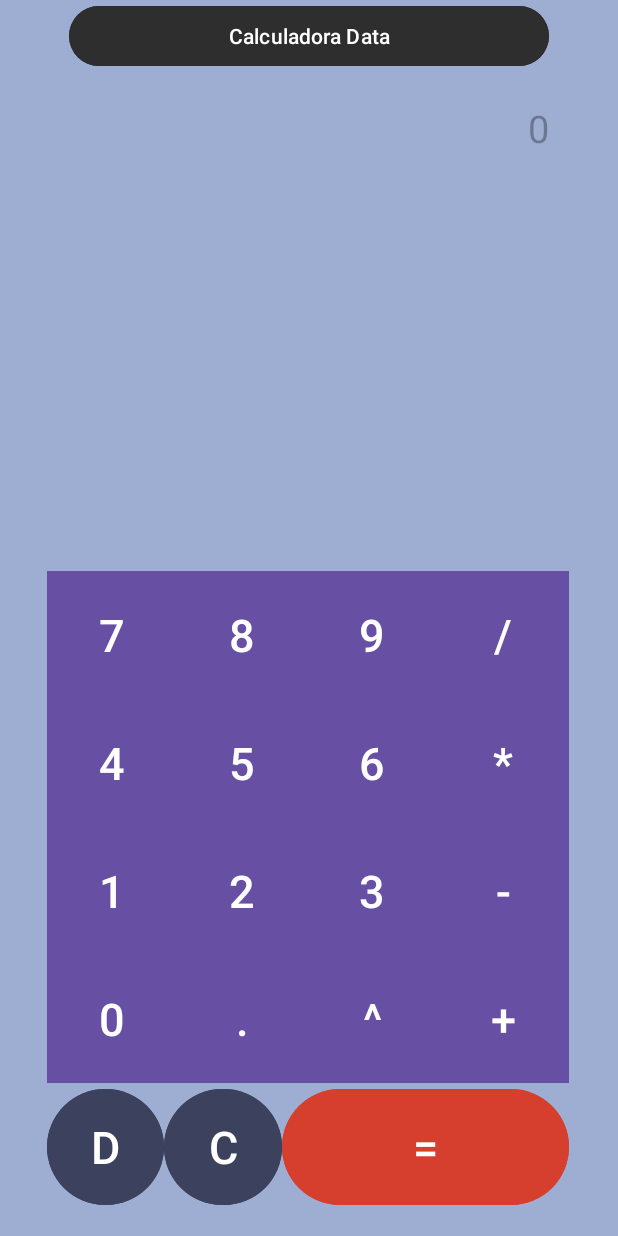
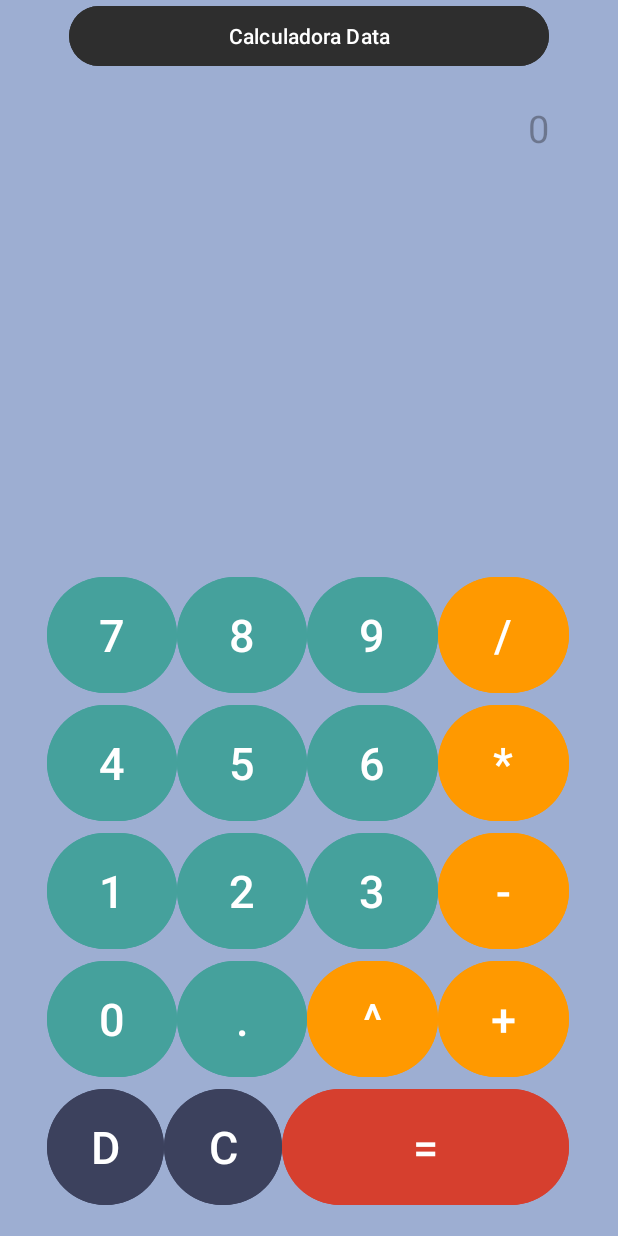
Before and after one commit to rodrigojaga/Proyecto_1, an Android app: the screen it shows after launch (MainActivity), on a phone screen of 412 x 824 dp. Run offline under Robolectric (Android 15) with nearby library versions, the phone set to English and light mode, and no system bars; libraries missing offline, so code that uses them is left out: com.faendir.rhino_android.

Commit message:
Tercera Entrega

```diff
--- a/ProyectoCalucladora/app/src/main/res/layout/activity_main.xml
+++ b/ProyectoCalucladora/app/src/main/res/layout/activity_main.xml
@@ -26,7 +26,7 @@
                 android:layout_width="0dp"
                 android:layout_height="85dp"
                 android:layout_weight="1"
-                android:background="@drawable/boton"
+                android:backgroundTint="@color/ColorBN"
 
                 android:text="7"
                 android:textSize="30dp" />
@@ -36,7 +36,7 @@
                 android:layout_width="0dp"
                 android:layout_height="85dp"
                 android:layout_weight="1"
-                android:background="@drawable/boton"
+                android:backgroundTint="@color/ColorBN"
                 android:text="8"
                 android:textSize="30dp" />
 
@@ -45,7 +45,7 @@
                 android:layout_width="0dp"
                 android:layout_height="85dp"
                 android:layout_weight="1"
-                android:background="@drawable/boton"
+                android:backgroundTint="@color/ColorBN"
                 android:text="9"
                 android:textSize="30dp" />
 
@@ -54,7 +54,7 @@
                 android:layout_width="0dp"
                 android:layout_height="85dp"
                 android:layout_weight="1"
-                android:background="@drawable/boton"
+                android:backgroundTint="@color/ColorNa"
                 android:text="/"
                 android:textSize="30dp" />
         </TableRow>
@@ -71,7 +71,7 @@
                 android:layout_width="0dp"
                 android:layout_height="85dp"
                 android:layout_weight="1"
-                android:background="@drawable/boton"
+                android:backgroundTint="@color/ColorBN"
                 android:text="4"
                 android:textSize="30dp" />
 
@@ -80,7 +80,7 @@
                 android:layout_width="0dp"
                 android:layout_height="85dp"
                 android:layout_weight="1"
-                android:background="@drawable/boton"
+                android:backgroundTint="@color/ColorBN"
                 android:text="5"
                 android:textSize="30dp" />
 
@@ -89,7 +89,7 @@
                 android:layout_width="0dp"
                 android:layout_height="85dp"
                 android:layout_weight="1"
-                android:background="@drawable/boton"
+                android:backgroundTint="@color/ColorBN"
                 android:text="6"
                 android:textSize="30dp" />
 
@@ -98,7 +98,7 @@
                 android:layout_width="0dp"
                 android:layout_height="85dp"
                 android:layout_weight="1"
-                android:background="@drawable/boton"
+                android:backgroundTint="@color/ColorNa"
                 android:text="*"
                 android:textSize="30dp" />
         </TableRow>
@@ -113,7 +113,7 @@
                 android:layout_width="0dp"
                 android:layout_height="85dp"
                 android:layout_weight="1"
-                android:background="@drawable/boton"
+                android:backgroundTint="@color/ColorBN"
                 android:text="1"
                 android:textSize="30dp" />
 
@@ -122,7 +122,7 @@
                 android:layout_width="0dp"
                 android:layout_height="85dp"
                 android:layout_weight="1"
-                android:background="@drawable/boton"
+                android:backgroundTint="@color/ColorBN"
                 android:text="2"
                 android:textSize="30dp" />
 
@@ -131,7 +131,7 @@
                 android:layout_width="0dp"
                 android:layout_height="85dp"
                 android:layout_weight="1"
-                android:background="@drawable/boton"
+                android:backgroundTint="@color/ColorBN"
                 android:text="3"
                 android:textSize="30dp" />
 
@@ -140,7 +140,7 @@
                 android:layout_width="0dp"
                 android:layout_height="85dp"
                 android:layout_weight="1"
-                android:background="@drawable/boton"
+                android:backgroundTint="@color/ColorNa"
                 android:text="-"
                 android:textSize="30dp" />
         </TableRow>
@@ -155,7 +155,7 @@
                 android:layout_width="0dp"
                 android:layout_height="85dp"
                 android:layout_weight="1"
-                android:background="@drawable/boton"
+                android:backgroundTint="@color/ColorBN"
                 android:text="0"
                 android:textSize="30dp" />
 
@@ -164,7 +164,7 @@
                 android:layout_width="0dp"
                 android:layout_height="85dp"
                 android:layout_weight="1"
-                android:background="@drawable/boton"
+                android:backgroundTint="@color/ColorBN"
                 android:text="."
                 android:textSize="30dp" />
 
@@ -173,7 +173,7 @@
                 android:layout_width="0dp"
                 android:layout_height="85dp"
                 android:layout_weight="1"
-                android:background="@drawable/boton"
+                android:backgroundTint="@color/ColorNa"
                 android:text="^"
 
                 android:textSize="30dp" />
@@ -183,7 +183,7 @@
                 android:layout_width="0dp"
                 android:layout_height="85dp"
                 android:layout_weight="1"
-                android:background="@drawable/boton"
+                android:backgroundTint="@color/ColorNa"
 
                 android:text="+"
                 android:textSize="30dp" />
--- a/ProyectoCalucladora/app/src/main/res/values/colors.xml
+++ b/ProyectoCalucladora/app/src/main/res/values/colors.xml
@@ -4,8 +4,9 @@
     <color name="white">#FFFFFFFF</color>
     <color name="ColorN">#3c415d</color>
     <color name="ColorY">#d63f2e</color>
-    <color name="ColorNa">#f99f3e</color>
+    <color name="ColorNa">#ff9900</color>
     <color name="ColorV">#c6d4d7</color>
     <color name="ColorTint">#5e5e5e</color>
     <color name="ColorText">#f2f2f2</color>
+    <color name="ColorBN">#45a19c</color>
 </resources>
--- a/ProyectoCalucladora/app/src/main/res/values/strings.xml
+++ b/ProyectoCalucladora/app/src/main/res/values/strings.xml
@@ -1,5 +1,5 @@
 <resources>
-    <string name="app_name">ProyectoCalucladora</string>
+    <string name="app_name">Calculadora 4k NO FAKE HD</string>
     <string-array name="opciones">
         <item>Megabytes</item>
         <item>Gigabytes</item>
```
Also changed, not shown: ProyectoCalucladora/app/src/main/java/com/example/proyectocalucladora/MainActivity.java (+73 -15 lines).
